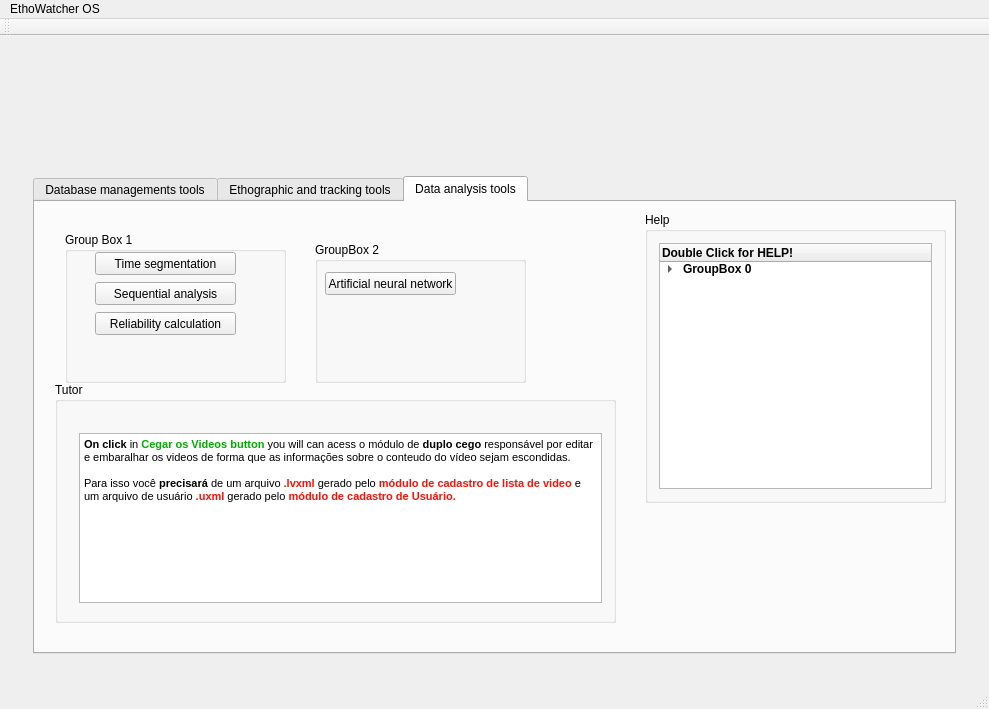
Before: the Qt Designer form src/ethowatcher.ui in EthoWatcher/ethowatcher, drawn with Qt 5.
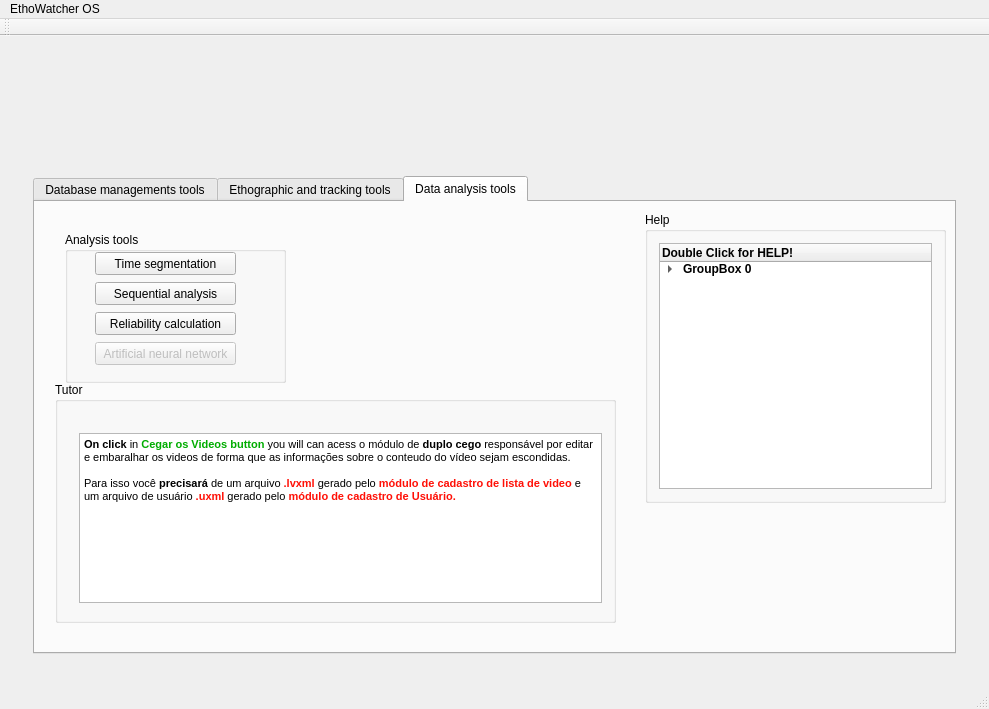
After: the same form once the commit is applied. The open tabs and pages were chosen to show the change. Icons and pictures are not drawn.

Diff of the .ui file:
```diff
--- a/src/ethowatcher.ui
+++ b/src/ethowatcher.ui
@@ -895,7 +895,7 @@
                 </rect>
                </property>
                <property name="title">
-                <string>Group Box 1</string>
+                <string>Analysis tools</string>
                </property>
                <widget class="QPushButton" name="pbEstatistica">
                 <property name="geometry">
@@ -936,25 +936,15 @@
                  <string>Reliability calculation</string>
                 </property>
                </widget>
-              </widget>
-              <widget class="QGroupBox" name="groupBox_7">
-               <property name="geometry">
-                <rect>
-                 <x>280</x>
-                 <y>40</y>
-                 <width>211</width>
-                 <height>141</height>
-                </rect>
-               </property>
-               <property name="title">
-                <string>GroupBox 2</string>
-               </property>
                <widget class="QPushButton" name="pbRNA">
+                <property name="enabled">
+                 <bool>false</bool>
+                </property>
                 <property name="geometry">
                  <rect>
-                  <x>10</x>
-                  <y>30</y>
-                  <width>131</width>
+                  <x>30</x>
+                  <y>110</y>
+                  <width>141</width>
                   <height>23</height>
                  </rect>
                 </property>
```
Left out of the diff: 16 changed lines with no effect on the pictures.
